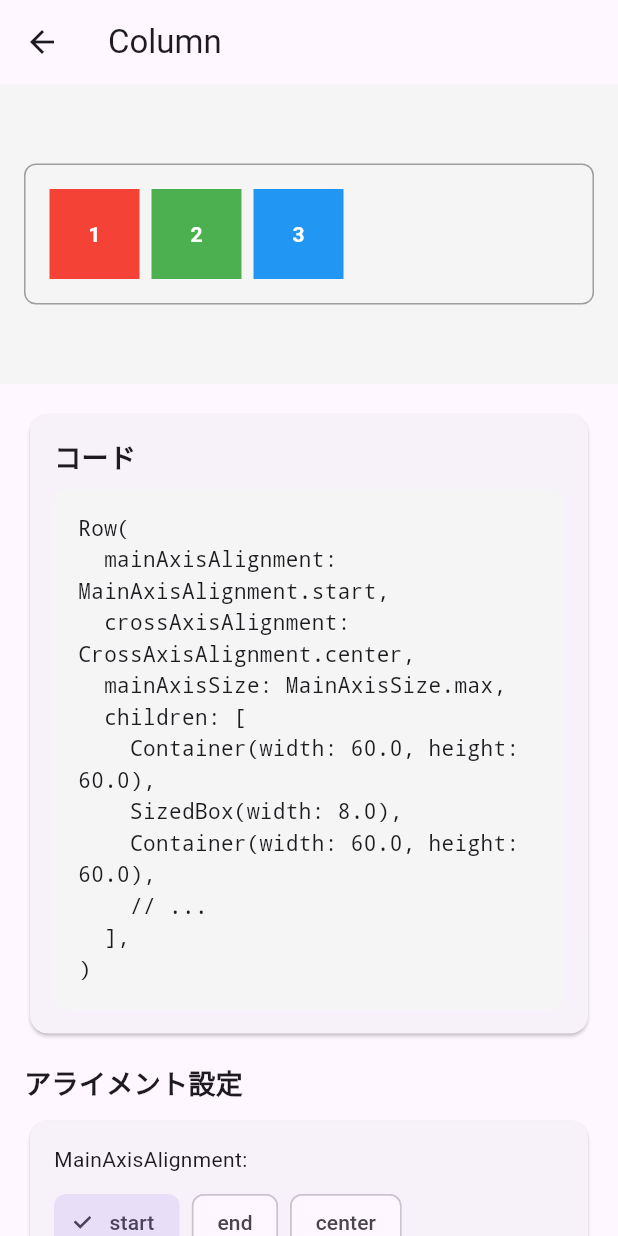
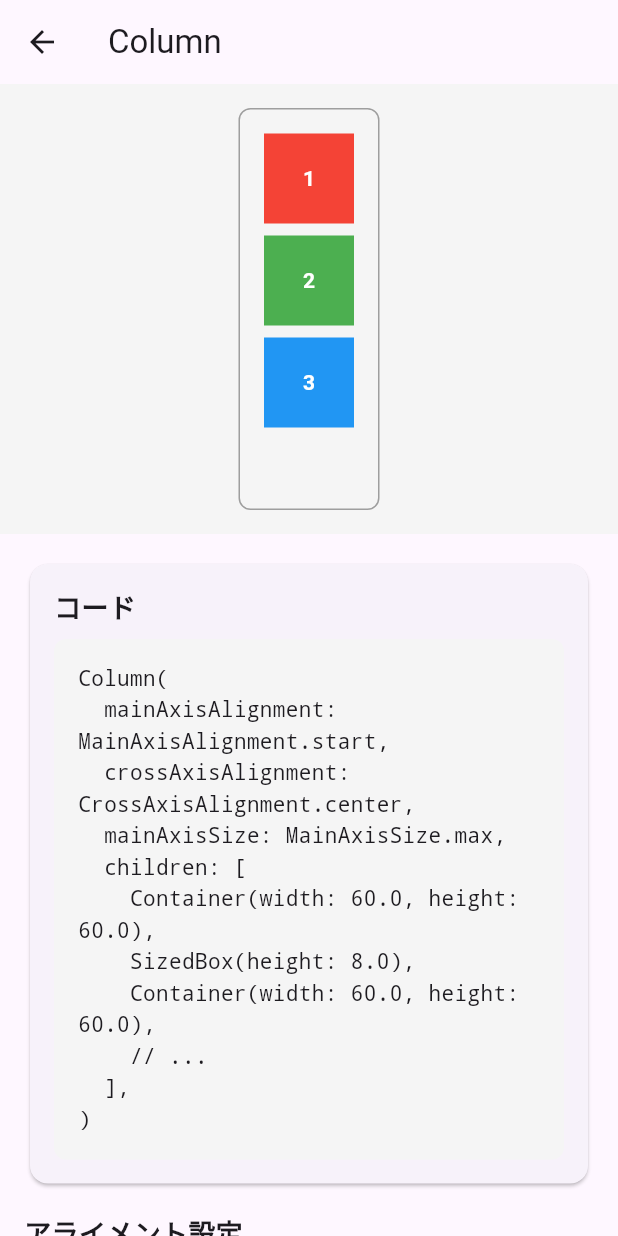
Before and after one commit to muranakar/sample_widget, a Flutter app: the screen it shows after launch, after a tap on "Column", on a phone screen of 412 x 824 dp. Run offline on Flutter 3.47's test engine with Material 3 defaults, Android fonts, the phone set to English and light mode, and no system bars; our stand-ins replace flutter_riverpod.

Commit message:
columnを追加

```diff
--- /dev/null
+++ b/lib/sample_page/column_tutorial_page.dart
@@ -0,0 +1,315 @@
+import 'package:flutter/material.dart';
+
+class ColumnTutorialPage extends StatefulWidget {
+  const ColumnTutorialPage({super.key});
+
+  @override
+  State<ColumnTutorialPage> createState() => _ColumnTutorialPageState();
+}
+
+class _ColumnTutorialPageState extends State<ColumnTutorialPage> {
+  MainAxisAlignment mainAxisAlignment = MainAxisAlignment.start;
+  CrossAxisAlignment crossAxisAlignment = CrossAxisAlignment.center;
+  MainAxisSize mainAxisSize = MainAxisSize.max;
+  double spacing = 8.0;
+  int itemCount = 3;
+  double itemWidth = 60.0;
+  double itemHeight = 60.0;
+
+  List<Color> itemColors = [
+    Colors.red,
+    Colors.green,
+    Colors.blue,
+    Colors.yellow,
+    Colors.purple,
+  ];
+
+  @override
+  Widget build(BuildContext context) {
+    return Column(
+        children: [
+          // 固定された実装例エリア
+          Container(
+            height: 300, // Rowより高さを増やす
+            color: Colors.grey[100],
+            padding: const EdgeInsets.all(16),
+            child: Center(
+              child: Container(
+                padding: const EdgeInsets.all(16),
+                decoration: BoxDecoration(
+                  border: Border.all(color: Colors.grey),
+                  borderRadius: BorderRadius.circular(8),
+                ),
+                child: Column(
+                  mainAxisAlignment: mainAxisAlignment,
+                  crossAxisAlignment: crossAxisAlignment,
+                  mainAxisSize: mainAxisSize,
+                  children: List.generate(
+                    itemCount,
+                    (index) => Padding(
+                      padding: EdgeInsets.only(
+                        bottom: index < itemCount - 1 ? spacing : 0,
+                      ),
+                      child: Container(
+                        width: itemWidth,
+                        height: itemHeight,
+                        color: itemColors[index % itemColors.length],
+                        child: Center(
+                          child: Text(
+                            '${index + 1}',
+                            style: const TextStyle(
+                              color: Colors.white,
+                              fontWeight: FontWeight.bold,
+                            ),
+                          ),
+                        ),
+                      ),
+                    ),
+                  ),
+                ),
+              ),
+            ),
+          ),
+
+          // スクロール可能な設定エリア
+          Expanded(
+            child: SingleChildScrollView(
+              padding: const EdgeInsets.all(16),
+              child: Column(
+                crossAxisAlignment: CrossAxisAlignment.start,
+                children: [
+                  // コード表示
+                  Card(
+                    child: Padding(
+                      padding: const EdgeInsets.all(16),
+                      child: Column(
+                        crossAxisAlignment: CrossAxisAlignment.start,
+                        children: [
+                          const Text(
+                            'コード',
+                            style: TextStyle(
+                              fontSize: 18,
+                              fontWeight: FontWeight.bold,
+                            ),
+                          ),
+                          const SizedBox(height: 8),
+                          Container(
+                            width: double.infinity,
+                            padding: const EdgeInsets.all(16),
+                            decoration: BoxDecoration(
+                              color: Colors.grey[100],
+                              borderRadius: BorderRadius.circular(8),
+                            ),
+                            child: Text(
+                              '''Column(
+  mainAxisAlignment: $mainAxisAlignment,
+  crossAxisAlignment: $crossAxisAlignment,
+  mainAxisSize: $mainAxisSize,
+  children: [
+    Container(width: $itemWidth, height: $itemHeight),
+    SizedBox(height: $spacing),
+    Container(width: $itemWidth, height: $itemHeight),
+    // ...
+  ],
+)''',
+                              style: const TextStyle(
+                                fontFamily: 'monospace',
+                                height: 1.5,
+                              ),
+                            ),
+                          ),
+                        ],
+                      ),
+                    ),
+                  ),
+                  const SizedBox(height: 16),
+
+                  // アライメント設定
+                  _buildSection(
+                    'アライメント設定',
+                    Column(
+                      crossAxisAlignment: CrossAxisAlignment.start,
+                      children: [
+                        const Text('MainAxisAlignment (垂直):'),
+                        const SizedBox(height: 8),
+                        Wrap(
+                          spacing: 8,
+                          runSpacing: 8,
+                          children: MainAxisAlignment.values
+                              .map((alignment) => ChoiceChip(
+                                    label: Text(alignment.name),
+                                    selected: mainAxisAlignment == alignment,
+                                    onSelected: (selected) {
+                                      if (selected) {
+                                        setState(() {
+                                          mainAxisAlignment = alignment;
+                                        });
+                                      }
+                                    },
+                                  ))
+                              .toList(),
+                        ),
+                        const SizedBox(height: 16),
+                        const Text('CrossAxisAlignment (水平):'),
+                        const SizedBox(height: 8),
+                        Wrap(
+                          spacing: 8,
+                          runSpacing: 8,
+                          children: [
+                            CrossAxisAlignment.start,
+                            CrossAxisAlignment.center,
+                            CrossAxisAlignment.end,
+                            CrossAxisAlignment.stretch,
+                          ]
+                              .map((alignment) => ChoiceChip(
+                                    label: Text(alignment.name),
+                                    selected: crossAxisAlignment == alignment,
+                                    onSelected: (selected) {
+                                      if (selected) {
+                                        setState(() {
+                                          crossAxisAlignment = alignment;
+                                        });
+                                      }
+                                    },
+                                  ))
+                              .toList(),
+                        ),
+                        const SizedBox(height: 16),
+                        const Text('MainAxisSize:'),
+                        const SizedBox(height: 8),
+                        Wrap(
+                          spacing: 8,
+                          runSpacing: 8,
+                          children: MainAxisSize.values
+                              .map((size) => ChoiceChip(
+                                    label: Text(size.name),
+                                    selected: mainAxisSize == size,
+                                    onSelected: (selected) {
+                                      if (selected) {
+                                        setState(() {
+                                          mainAxisSize = size;
+                                        });
+                                      }
+                                    },
+                                  ))
+                              .toList(),
+                        ),
+                      ],
+                    ),
+                  ),
+
+                  // アイテム設定
+                  _buildSection(
+                    'アイテム設定',
+                    Column(
+                      children: [
+                        _buildSliderRow(
+                          label: 'アイテム数',
+                          value: itemCount.toDouble(),
+                          min: 1,
+                          max: 5,
+                          divisions: 4,
+                          onChanged: (value) {
+                            setState(() {
+                              itemCount = value.toInt();
+                            });
+                          },
+                        ),
+                        _buildSliderRow(
+                          label: '間隔',
+                          value: spacing,
+                          min: 0,
+                          max: 50,
+                          onChanged: (value) {
+                            setState(() {
+                              spacing = value;
+                            });
+                          },
+                        ),
+                        _buildSliderRow(
+                          label: 'アイテム幅',
+                          value: itemWidth,
+                          min: 20,
+                          max: 100,
+                          onChanged: (value) {
+                            setState(() {
+                              itemWidth = value;
+                            });
+                          },
+                        ),
+                        _buildSliderRow(
+                          label: 'アイテム高さ',
+                          value: itemHeight,
+                          min: 20,
+                          max: 100,
+                          onChanged: (value) {
+                            setState(() {
+                              itemHeight = value;
+                            });
+                          },
+                        ),
+                      ],
+                    ),
+                  ),
+                ],
+              ),
+            ),
+          ),
+        ],
+      );
+  }
+
+  Widget _buildSection(String title, Widget content) {
+    return Column(
+      crossAxisAlignment: CrossAxisAlignment.start,
+      children: [
+        Text(
+          title,
+          style: const TextStyle(
+            fontSize: 18,
+            fontWeight: FontWeight.bold,
+          ),
+        ),
+        const SizedBox(height: 8),
+        Card(
+          child: Padding(
+            padding: const EdgeInsets.all(16),
+            child: content,
+          ),
+        ),
+        const SizedBox(height: 16),
+      ],
+    );
+  }
+
+  Widget _buildSliderRow({
+    required String label,
+    required double value,
+    required double min,
+    required double max,
+    required ValueChanged<double> onChanged,
+    int? divisions,
+  }) {
+    return Row(
+      children: [
+        SizedBox(
+          width: 100,
+          child: Text(label),
+        ),
+        Expanded(
+          child: Slider(
+            value: value,
+            min: min,
+            max: max,
+            divisions: divisions,
+            onChanged: onChanged,
+          ),
+        ),
+        SizedBox(
+          width: 50,
+          child: Text(value.toStringAsFixed(1)),
+        ),
+      ],
+    );
+  }
+}
--- a/lib/tutorial_home_page/home_page.dart
+++ b/lib/tutorial_home_page/home_page.dart
@@ -1,4 +1,5 @@
 import 'package:flutter/material.dart';
+import 'package:sample_widget/sample_page/column_tutorial_page.dart';
 import 'package:sample_widget/sample_page/container_page.dart';
 import 'package:sample_widget/sample_page/row_page.dart';
 import 'package:sample_widget/model/tutorial_widget.dart';
@@ -9,11 +10,7 @@ class HomePage extends StatelessWidget {
 
   @override
   Widget build(BuildContext context) {
-    return Scaffold(
-      appBar: AppBar(
-        title: const Text('Flutter Widget Tutorial'),
-      ),
-      body: ListView(
+    var listView = ListView(
         children: [
           _buildTutorialCard(
             context: context,
@@ -36,12 +33,26 @@ class HomePage extends StatelessWidget {
             tutorial: TutorialWidget(
               name: 'Column',
               description: '子ウィジェットを垂直方向に配置するためのウィジェットです。',
+              page: const ColumnTutorialPage(),
+            ),
+          ),
+          _buildTutorialCard(
+            context: context,
+            tutorial: TutorialWidget(
+              name: 'Wrap',
+              description: '子ウィジェットを垂直方向に配置するためのウィジェットです。',
               page: const RowTutorialPage(),
             ),
           ),
-          // 他のウィジェットも同様に追加
+
         ],
+      );
+
+    return Scaffold(
+      appBar: AppBar(
+        title: const Text('Flutter Widget Tutorial'),
       ),
+      body: listView,
     );
   }
 
```
